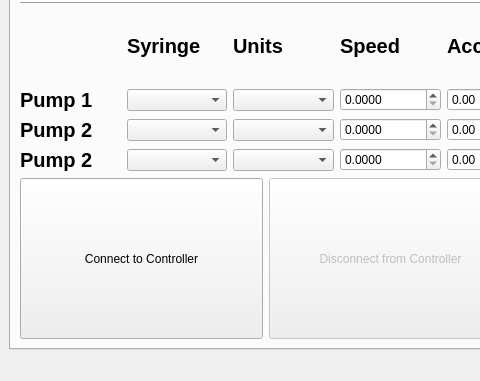
sbooeshaghi/POSEIDON-Open-Source-Microfluidics-Platform, file poseidon_controller_gui.ui: the form before one commit; both pictures show x 0 to 480 and y 92 to 473 of the 781 by 473 pixel window.
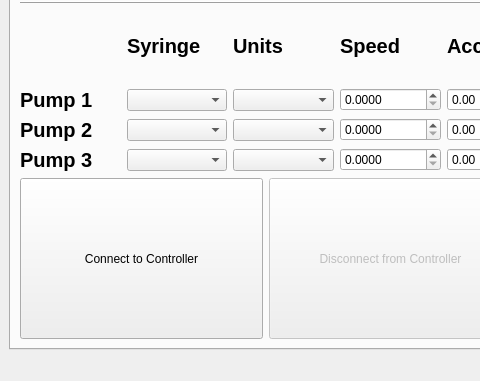
The form after the commit. The open tabs and pages were chosen to show the change.

```diff
--- a/poseidon_controller_gui.ui
+++ b/poseidon_controller_gui.ui
@@ -1087,7 +1087,7 @@
                </font>
               </property>
               <property name="text">
-               <string>Pump 2</string>
+               <string>Pump 3</string>
               </property>
              </widget>
             </item>
```
Left out of the diff: 2 changed lines with no effect on the pictures.
